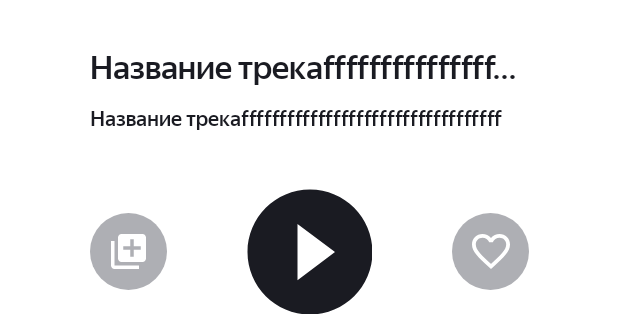
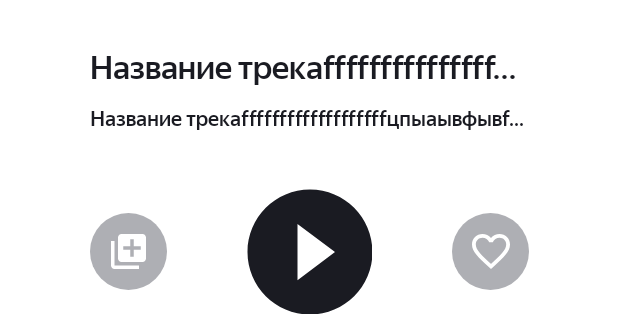
Before and after one commit to RustamFakhrutdinov/PlaylistMaker, an Android app: the layout activity_player.xml on its own in the app's theme, with its tools: preview values and no code run, on a phone screen of 412 x 824 dp. Shown: the part 550-866 px from the top of the screen. Run offline under Robolectric (Android 15) with nearby library versions, the phone set to English and light mode, and no system bars.

Commit message:
Начал делать 13 спринт: Сверстал экран плееера, кроме описания трека

```diff
--- a/app/src/main/res/layout/activity_player.xml
+++ b/app/src/main/res/layout/activity_player.xml
@@ -69,7 +69,7 @@
         app:layout_constraintEnd_toEndOf="@id/cover"
         app:layout_constraintHorizontal_bias="0.0"
         app:layout_constraintTop_toBottomOf="@id/trackName"
-        tools:text="Название трекаffffffffffffffffffffffffffffffffff"
+        tools:text="Название трекаfffffffffffffffffffцпыаывфывfffffffffffffff"
         />
 
     <ImageButton
```
